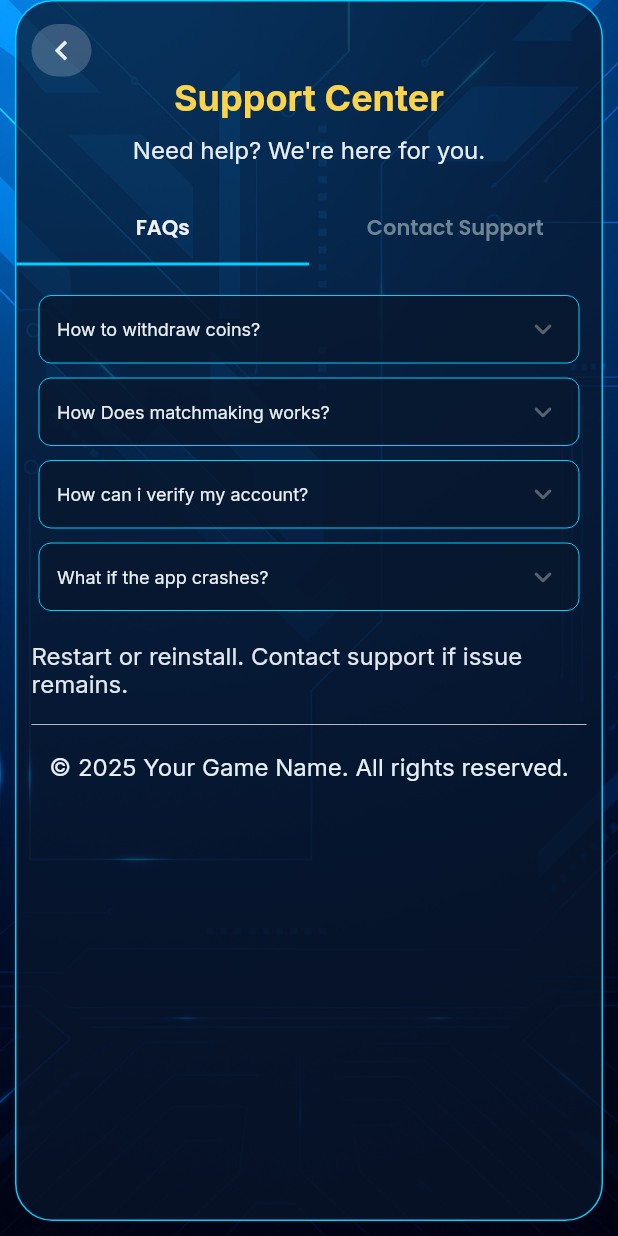
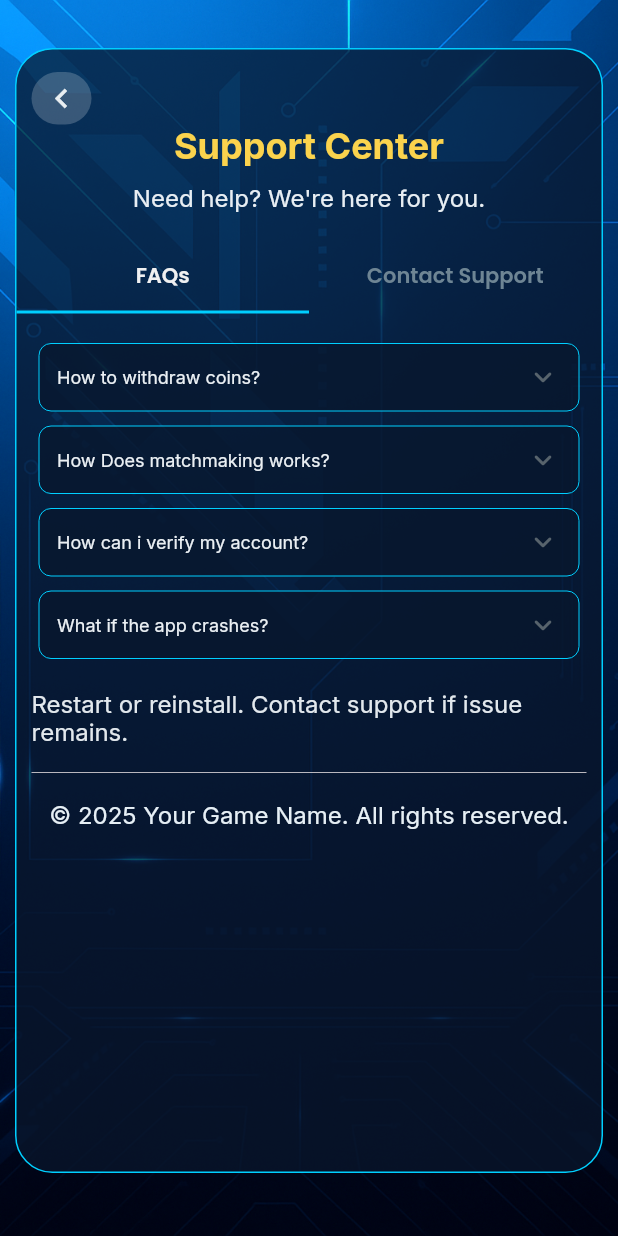
Before and after one commit to Zeeshan2201/Ful2WinApp, a Flutter app: the SupportpageWidget screen opened by its route, on a phone screen of 412 x 824 dp. Run offline on Flutter 3.47's test engine with Material 3 defaults, Android fonts, the phone set to English and light mode, and no system bars; drawn by our look-alikes of dropdown_button2, flutter_animate; our stand-ins replace auto_size_text, equatable, font_awesome_flutter, from_css_color, go_router, google_fonts and 8 more; missing offline and left inert: json_path, mime_type; accounts and stored records are empty; network calls fail.

Commit message:
Updated challenge_page_widget.dart and support page fixes

```diff
--- a/lib/components/pages/supportpage/supportpage_widget.dart
+++ b/lib/components/pages/supportpage/supportpage_widget.dart
@@ -119,16 +119,21 @@ class _SupportpageWidgetState extends State<SupportpageWidget>
               end: AlignmentDirectional(0, 1),
             ),
           ),
-          child: Column(
-            mainAxisSize: MainAxisSize.max,
-            mainAxisAlignment: MainAxisAlignment.center,
-            crossAxisAlignment: CrossAxisAlignment.start,
-            children: [
-              Expanded(
+        child:Align(
+          alignment: AlignmentDirectional(0,0),
+          child: ListView(
+           padding:EdgeInsets.zero,
+           primary:false,
+           shrinkWrap:true,
+           scrollDirection:Axis.vertical,
+           children: [
+              Align(
+                alignment: AlignmentDirectional(0,0),
                 child: Padding(
                   padding: const EdgeInsetsDirectional.fromSTEB(10, 0, 10, 10),
                   child: Container(
                     width: double.infinity,
+                    height:750,
                     decoration: BoxDecoration(
                       color: const Color(0xBB08162C),
                       borderRadius: const BorderRadius.only(
@@ -1945,6 +1950,7 @@ class _SupportpageWidgetState extends State<SupportpageWidget>
               ),
             ],
           ),
+        ),
         ).animateOnPageLoad(animationsMap['containerOnPageLoadAnimation1']!),
       ),
     );
```
Also changed, not shown: lib/components/pages/challenge_page/challenge_page_widget.dart (+51 -42 lines).
